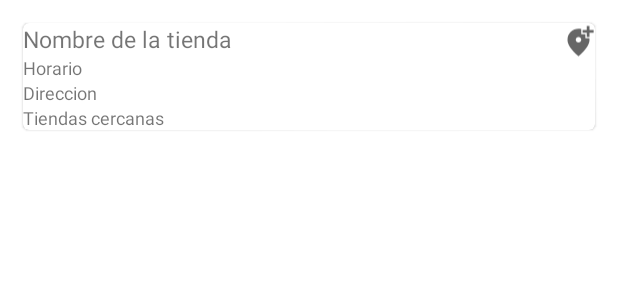
After one commit to topaciomanrique/wmt, an Android app: the layout item_details_card.xml on its own in the app's theme, with its tools: preview values and no code run, on a phone screen of 412 x 824 dp. The commit adds this screen. Shown: the top 300 px of the screen. Run offline under Robolectric (Android 15) with nearby library versions, the phone set to English and light mode, and no system bars.

Commit message:
:sparkles: Add details card

```diff
--- a/app/src/main/java/com/example/wmt/MainActivity.kt
+++ b/app/src/main/java/com/example/wmt/MainActivity.kt
@@ -95,7 +95,8 @@ class MainActivity : AppCompatActivity(), OnMapReadyCallback {
     }
 
     private fun setUpAction() {
-        binding.floatingActionButton.setOnClickListener{
-            startActivity(Intent(this,MainActivity2::class.java))
+        binding.floatingActionButton.setOnClickListener {
+            startActivity(Intent(this, MainActivity2::class.java))
         }
     }
+}
--- /dev/null
+++ b/app/src/main/res/drawable/ic_add_location.xml
@@ -0,0 +1,10 @@
+<vector xmlns:android="http://schemas.android.com/apk/res/android"
+    android:width="24dp"
+    android:height="24dp"
+    android:viewportWidth="24"
+    android:viewportHeight="24"
+    android:tint="?attr/colorControlNormal">
+  <path
+      android:fillColor="@android:color/white"
+      android:pathData="M20,1v3h3v2h-3v3h-2L18,6h-3L15,4h3L18,1h2zM12,13c1.1,0 2,-0.9 2,-2s-0.9,-2 -2,-2 -2,0.9 -2,2 0.9,2 2,2zM14,3.25L14,7h3v3h2.92c0.05,0.39 0.08,0.79 0.08,1.2 0,3.32 -2.67,7.25 -8,11.8 -5.33,-4.55 -8,-8.48 -8,-11.8C4,6.22 7.8,3 12,3c0.68,0 1.35,0.08 2,0.25z"/>
+</vector>
--- /dev/null
+++ b/app/src/main/res/layout/item_details_card.xml
@@ -0,0 +1,64 @@
+<?xml version="1.0" encoding="utf-8"?>
+<FrameLayout xmlns:android="http://schemas.android.com/apk/res/android"
+    xmlns:app="http://schemas.android.com/apk/res-auto"
+    xmlns:tools="http://schemas.android.com/tools"
+    android:layout_width="match_parent"
+    android:layout_height="match_parent">
+
+    <com.google.android.material.card.MaterialCardView
+        android:id="@+id/details_card"
+        android:layout_width="match_parent"
+        android:layout_height="wrap_content"
+        android:layout_margin="15dp">
+
+        <LinearLayout
+            android:layout_width="match_parent"
+            android:layout_height="match_parent"
+            android:orientation="horizontal">
+
+            <LinearLayout
+                android:layout_width="match_parent"
+                android:layout_height="wrap_content"
+                android:layout_weight="30"
+                android:orientation="vertical">
+
+                <TextView
+                    android:id="@+id/dc_tv_shop_name"
+                    android:layout_width="match_parent"
+                    android:layout_height="wrap_content"
+                    android:textSize="15dp"
+                    tools:text="Nombre de la tienda" />
+
+                <TextView
+                    android:id="@+id/dc_tv_schedule"
+                    android:layout_width="match_parent"
+                    android:layout_height="wrap_content"
+                    android:textSize="12dp"
+                    tools:text="Horario" />
+
+                <TextView
+                    android:id="@+id/dc_tv_shop_direccion"
+                    android:layout_width="match_parent"
+                    android:layout_height="wrap_content"
+                    android:textSize="12dp"
+                    tools:text="Direccion" />
+
+                <TextView
+                    android:id="@+id/dc_tv_near_shops"
+                    android:layout_width="match_parent"
+                    android:layout_height="wrap_content"
+                    android:textSize="12dp"
+                    tools:text="Tiendas cercanas" />
+
+            </LinearLayout>
+
+            <ImageView
+                android:layout_width="wrap_content"
+                android:layout_height="wrap_content"
+                android:layout_weight="2"
+                app:srcCompat="@drawable/ic_add_location"/>
+
+        </LinearLayout>
+
+    </com.google.android.material.card.MaterialCardView>
+</FrameLayout>
--- a/app/src/main/res/values-night/themes.xml
+++ b/app/src/main/res/values-night/themes.xml
@@ -1,6 +1,6 @@
 <resources xmlns:tools="http://schemas.android.com/tools">
     <!-- Base application theme. -->
-    <style name="Theme.Wmt" parent="Theme.MaterialComponents.DayNight.DarkActionBar">
+    <style name="Theme.Wmt" parent="Theme.MaterialComponents.DayNight.NoActionBar">
         <!-- Primary brand color. -->
         <item name="colorPrimary">@color/purple_200</item>
         <item name="colorPrimaryVariant">@color/purple_700</item>
--- /dev/null
+++ b/app/src/main/res/values/google_maps_api.xml
@@ -0,0 +1,3 @@
+<?xml version="1.0" encoding="utf-8"?>
+<resources>
+</resources>
--- a/app/src/main/res/values/themes.xml
+++ b/app/src/main/res/values/themes.xml
@@ -1,6 +1,6 @@
 <resources xmlns:tools="http://schemas.android.com/tools">
     <!-- Base application theme. -->
-    <style name="Theme.Wmt" parent="Theme.MaterialComponents.DayNight.DarkActionBar">
+    <style name="Theme.Wmt" parent="Theme.MaterialComponents.DayNight.NoActionBar">
         <!-- Primary brand color. -->
         <item name="colorPrimary">@color/purple_500</item>
         <item name="colorPrimaryVariant">@color/purple_700</item>
```
